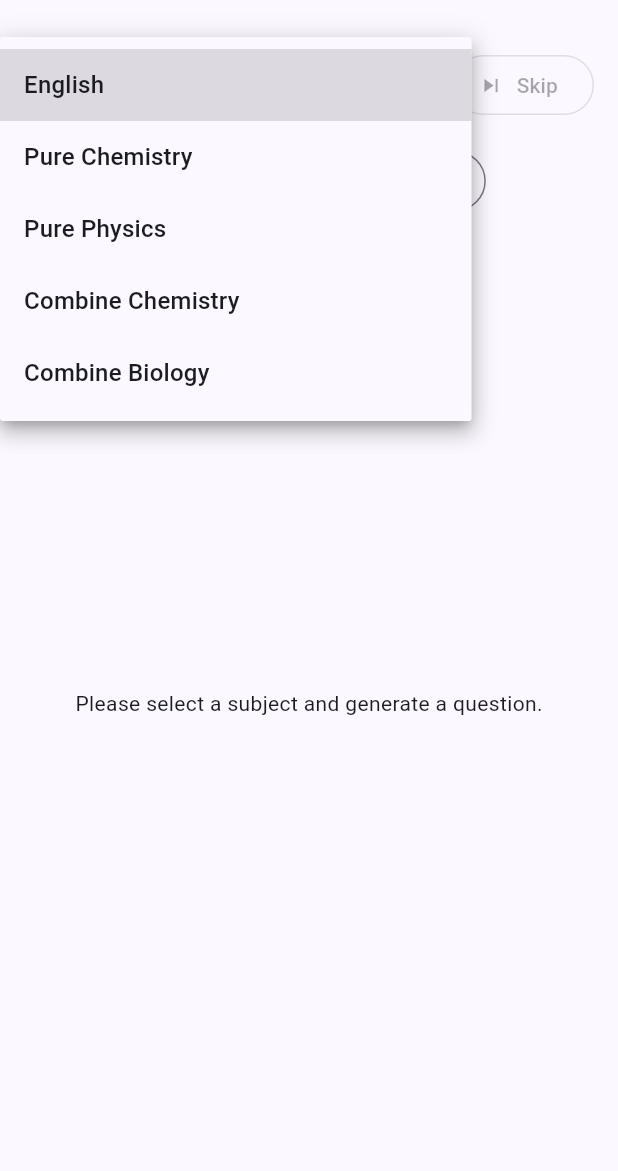
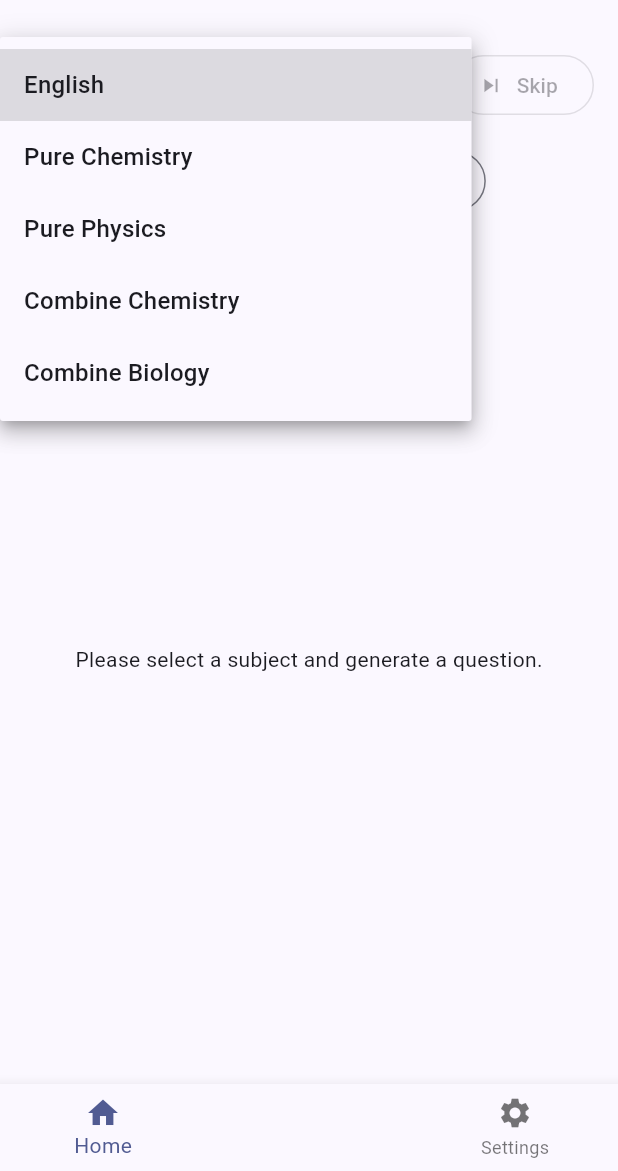
Before and after one commit to Gao-Ming-1/Pantheon-Learn, a Flutter app: the screen it shows after launch, after a tap on "Select Subject", on a phone screen of 412 x 824 dp, the part 65-1236 px from its top. Run offline on Flutter 3.47's test engine with Material 3 defaults, Android fonts, the phone set to English and light mode, and no system bars; our stand-ins replace flutter_tts.

Commit message:
9.29 6:49

```diff
--- a/lib/screens/quiz_page.dart
+++ b/lib/screens/quiz_page.dart
@@ -8,6 +8,7 @@ import 'word_list_page.dart';
 import '../data/english_dict.dart';
 import '../services/history_service.dart';
 import '../services/tts_service.dart';
+import 'settings_page.dart';
 
 class QuizPage extends StatefulWidget {
   const QuizPage({super.key});
@@ -330,6 +331,24 @@ class _QuizPageState extends State<QuizPage> {
           ],
         ),
       ),
+      bottomNavigationBar: BottomNavigationBar(
+        currentIndex: 0,
+        items: const [
+          BottomNavigationBarItem(icon: Icon(Icons.home), label: 'Home'),
+          BottomNavigationBarItem(icon: SizedBox.shrink(), label: ''),
+          BottomNavigationBarItem(icon: Icon(Icons.settings), label: 'Settings'),
+        ],
+        onTap: (index) {
+          if (index == 0) {
+            // Home：回到主界面（当前页），可选择滚动到顶部或刷新
+            // 这里什么都不做即可保持当前主页
+          } else if (index == 2) {
+            Navigator.of(context).push(
+              MaterialPageRoute(builder: (_) => const SettingsPage()),
+            );
+          }
+        },
+      ),
     );
   }
 }
```
Also changed, not shown: lib/screens/settings_page.dart (added, +35 -0 lines).
